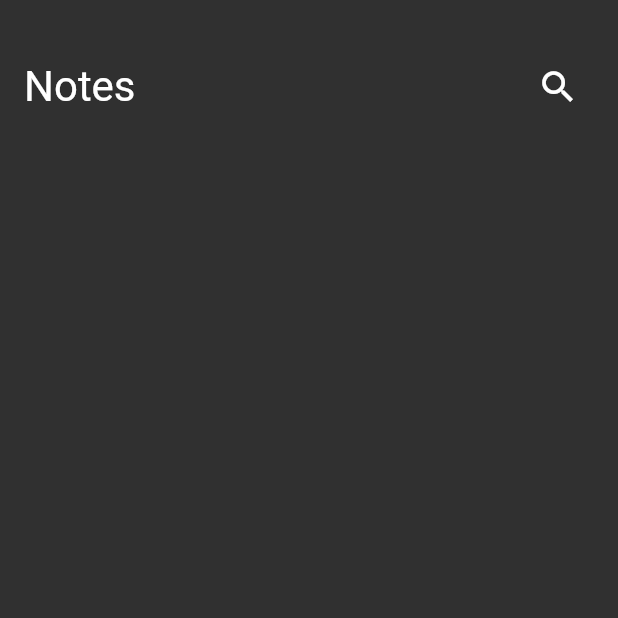
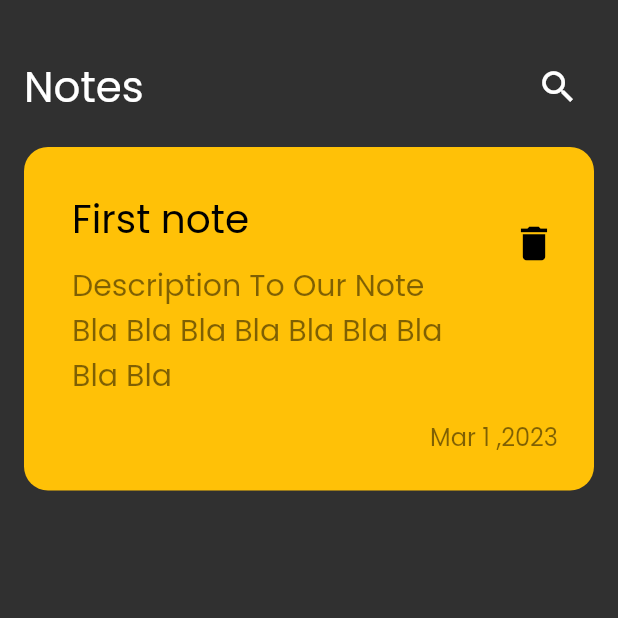
Before and after one commit to youssefhedefa/Note-App, a Flutter app: the screen it shows after launch, on a phone screen of 412 x 824 dp, the top half of it. Run offline on Flutter 3.47's test engine with Material 2 defaults, Android fonts, the phone set to English and light mode, and no system bars.

Commit message:
create note item and add font family

```diff
--- a/lib/main.dart
+++ b/lib/main.dart
@@ -17,6 +17,8 @@ class MyApp extends StatelessWidget {
       theme: ThemeData(
         primarySwatch: Colors.grey,
         brightness: Brightness.dark,
+        fontFamily: 'Poppins',
+
       ),
       debugShowCheckedModeBanner: false,
       home: const NotesView(),
--- /dev/null
+++ b/lib/views/widget/custom_note_item.dart
@@ -0,0 +1,70 @@
+import 'package:flutter/material.dart';
+
+class NoteItem extends StatelessWidget {
+  const NoteItem({Key? key}) : super(key: key);
+
+  @override
+  Widget build(BuildContext context) {
+    return Padding(
+      padding: const EdgeInsets.symmetric( horizontal: 16),
+      child: Container(
+        padding: const EdgeInsets.only(
+            left: 16,
+            top: 24,
+            bottom: 24
+        ),
+        decoration: BoxDecoration(
+          borderRadius: BorderRadius.circular(16),
+          color: Colors.amber,
+        ),
+        child: Column(
+          crossAxisAlignment: CrossAxisAlignment.end,
+          children:  [
+            ListTile(
+              title: const Text(
+                'First note',
+                maxLines: 1,
+                overflow: TextOverflow.ellipsis,
+                style: TextStyle(
+                  color: Colors.black,
+                  fontSize: 26,
+                ),
+              ) ,
+              subtitle:  Padding(
+                padding: const EdgeInsets.only(top:10.0,bottom: 10.0),
+                child: Text(
+                  'Description To Our Note Bla Bla Bla Bla Bla Bla Bla Bla Bla',
+                  // maxLines: 3,
+                  // overflow: TextOverflow.ellipsis,
+                  style: TextStyle(
+                    color: Colors.black.withOpacity(0.5),
+                    fontSize: 20,
+                  ),
+
+                ),
+              ),
+              trailing: IconButton(
+                  onPressed: (){},
+                  icon: const Icon(
+                    Icons.delete,
+                    color: Colors.black,
+                    size: 30,
+                  )),
+            ),
+            Padding(
+              padding: const  EdgeInsets.only(right: 24.0),
+              child:  Text(
+                'Mar 1 ,2023',
+                style: TextStyle(
+                  color: Colors.black.withOpacity(0.5),
+                  fontSize: 16,
+                ),
+
+              ),
+            ),
+          ],
+        ),
+      ),
+    );
+  }
+}
--- a/lib/views/widget/notes_app_body.dart
+++ b/lib/views/widget/notes_app_body.dart
@@ -1,5 +1,7 @@
 import 'package:flutter/material.dart';
 import 'package:note_app/views/widget/custom_app_bar.dart';
+
+import 'custom_note_item.dart';
 class NotesAppBody extends StatelessWidget {
   const NotesAppBody({Key? key}) : super(key: key);
 
@@ -8,6 +10,7 @@ class NotesAppBody extends StatelessWidget {
     return  Column(
       children: const [
         CustomAppBar(),
+        NoteItem(),
       ],
     );
   }
```
Also changed, not shown: pubspec.yaml (+5 -7 lines), assets/fonts/Poppins-Regular.ttf (added).
